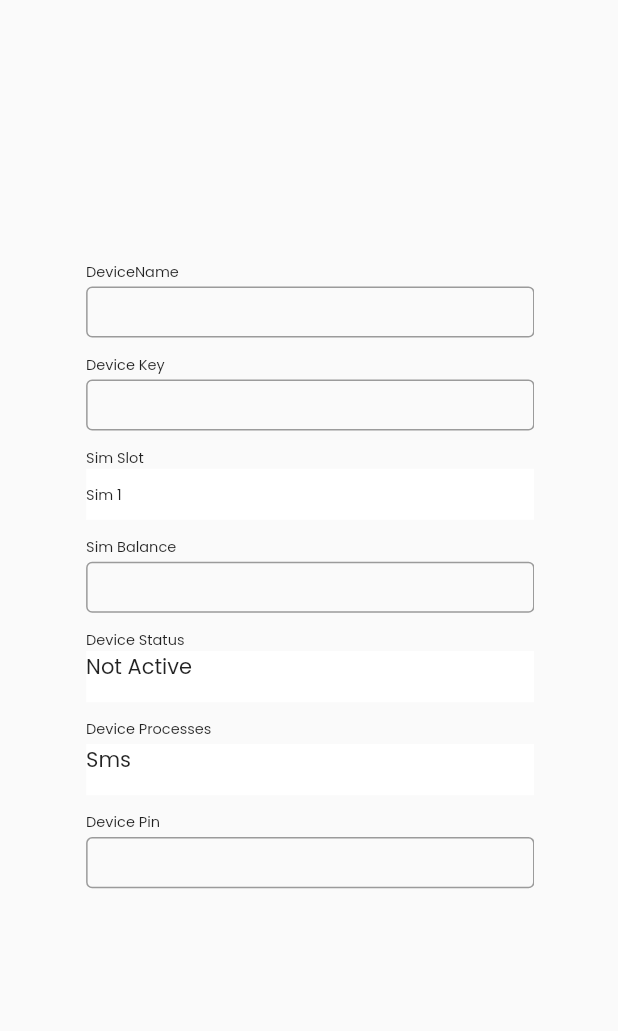
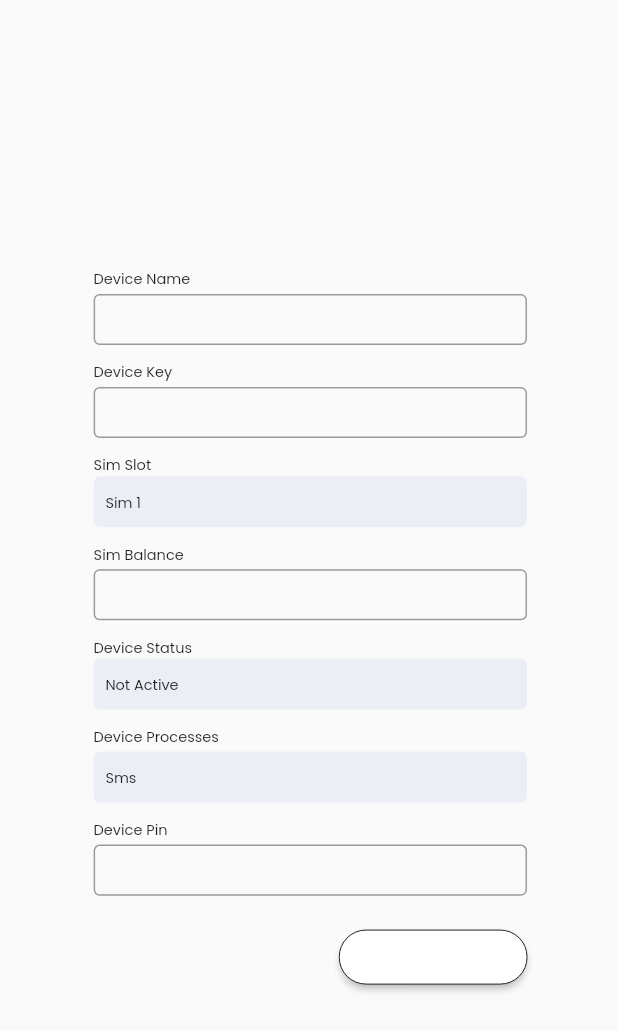
Before and after one commit to Ire-oluwa/simservers, a Flutter app: the AddNewDevices screen opened directly, on a phone screen of 412 x 824 dp. Shown: the top 1031 px of the screen. Run offline on Flutter 3.47's test engine with Material 2 defaults, Android fonts, the phone set to English and light mode, and no system bars; our stand-ins replace flutter_screenutil, font_awesome_flutter, google_fonts; missing offline and left inert: platform_device_id.

Commit message:
close and save button on add new devices

```diff
--- a/lib/screens/register_sim_service/add_new_devices.dart
+++ b/lib/screens/register_sim_service/add_new_devices.dart
@@ -1,6 +1,8 @@
 import 'package:flutter/material.dart';
 import 'package:flutter_screenutil/flutter_screenutil.dart';
+import 'package:simservers/constants/app_constants.dart';
 import 'package:simservers/utilities/custom_text_field/custom_text_form_field.dart';
+import 'package:simservers/utilities/elevated_button_style.dart';
 import 'package:simservers/widgets/custom_container/custom_container.dart';
 import 'package:simservers/widgets/custom_text.dart';
 
@@ -55,19 +57,14 @@ class _AddNewDevicesState extends State<AddNewDevices> {
   }
 }
 
-
 class AddNewDeviceColumn extends StatelessWidget {
   const AddNewDeviceColumn({
     Key? key,
-    required TextEditingController deviceNameController,
-    required TextEditingController deviceKeyController,
-    required TextEditingController simBalanceController,
-    required TextEditingController devicePinController,
-  })  : deviceNameController = deviceNameController,
-        deviceKeyController = deviceKeyController,
-        simBalanceController = simBalanceController,
-        devicePinController = devicePinController,
-        super(key: key);
+    required this.deviceNameController,
+    required this.deviceKeyController,
+    required this.simBalanceController,
+    required this.devicePinController,
+  }) : super(key: key);
 
   final TextEditingController deviceNameController;
   final TextEditingController deviceKeyController;
@@ -76,10 +73,14 @@ class AddNewDeviceColumn extends StatelessWidget {
 
   @override
   Widget build(BuildContext context) {
-    return Column(
+    return GestureDetector(
+      onTap: kUnfocus,
+      child: Padding(
+        padding: EdgeInsets.all(5.0),
+        child: Column(
           crossAxisAlignment: CrossAxisAlignment.start,
           children: [
-        CustomText(text: "DeviceName", fontSize: 10.87.sp),
+            CustomText(text: "Device Name", fontSize: 10.87.sp),
             SizedBox(height: 2.8.h),
             CustomTextFormField(
               controller: deviceNameController,
@@ -101,10 +102,13 @@ class AddNewDeviceColumn extends StatelessWidget {
             SizedBox(height: 11.77.h),
             CustomText(text: "Sim Slot", fontSize: 10.87.sp),
             CustomContainer(
+              colour: const Color(0xFFECEEF6),
               height: 38.27.h,
               width: 311.5.w,
-          containerChild: Align(
-            alignment: Alignment.centerLeft,
+              borderRadius: BorderRadius.circular(5.0.r),
+              containerChild: Padding(
+                padding:
+                    EdgeInsets.only(left: 8.15.w, top: 10.2, bottom: 12.07),
                 child: CustomText(text: "Sim 1", fontSize: 10.87.sp),
               ),
             ),
@@ -113,7 +117,8 @@ class AddNewDeviceColumn extends StatelessWidget {
             SizedBox(height: 2.8.h),
             CustomTextFormField(
               controller: simBalanceController,
-          keyboardType: const TextInputType.numberWithOptions(decimal: true),
+              keyboardType:
+                  const TextInputType.numberWithOptions(decimal: true),
               inputAction: TextInputAction.next,
               width: 311.5.w,
               height: 38.27.h,
@@ -121,19 +126,29 @@ class AddNewDeviceColumn extends StatelessWidget {
             SizedBox(height: 11.77.h),
             CustomText(text: "Device Status", fontSize: 10.87.sp),
             CustomContainer(
+              colour: const Color(0xFFECEEF6),
               height: 38.27.h,
               width: 311.5.w,
-          containerChild: const CustomText(
-            text: "Not Active",
+              borderRadius: BorderRadius.circular(5.0.r),
+              containerChild: Padding(
+                padding:
+                    EdgeInsets.only(left: 8.15.w, top: 10.2, bottom: 12.07),
+                child: CustomText(text: "Not Active", fontSize: 10.87.sp),
               ),
             ),
             SizedBox(height: 11.77.h),
             CustomText(text: "Device Processes", fontSize: 10.87.sp),
             SizedBox(height: 2.8.h),
             CustomContainer(
+              colour: const Color(0xFFECEEF6),
               height: 38.27.h,
               width: 311.5.w,
-          containerChild: const CustomText(text: "Sms"),
+              borderRadius: BorderRadius.circular(5.0.r),
+              containerChild: Padding(
+                padding:
+                    EdgeInsets.only(left: 8.15.w, top: 10.2, bottom: 12.07),
+                child: CustomText(text: "Sms", fontSize: 10.87.sp),
+              ),
             ),
             SizedBox(height: 11.77.h),
             CustomText(text: "Device Pin", fontSize: 10.87.sp),
@@ -145,7 +160,21 @@ class AddNewDeviceColumn extends StatelessWidget {
               width: 311.5.w,
               height: 38.27.h,
             ),
+            SizedBox(height: 19.02.h),
+            Row(
+              mainAxisAlignment: MainAxisAlignment.end,
+              children: [
+                CustomElevatedButton(
+                  onClick: () {},
+                  backgroundColour: kWhite,
+                  borderSideColour: kBlack,
+                  child: Text(""),
+                ),
               ],
+            ),
+          ],
+        ),
+      ),
     );
   }
 }
--- a/lib/screens/register_sim_service/register_sim_service.dart
+++ b/lib/screens/register_sim_service/register_sim_service.dart
@@ -19,7 +19,6 @@ class _RegisterSimServiceState extends State<RegisterSimService> {
   final _simBalanceController = TextEditingController();
   final _devicePinController = TextEditingController();
 
-
   @override
   Widget build(BuildContext context) {
     return DefaultTabController(
@@ -40,12 +39,10 @@ class _RegisterSimServiceState extends State<RegisterSimService> {
             colour: kBlack,
             fontWeight: FontWeight.w500,
           ),
-          bottom: _buildTabBar(context),
+          bottom: _buildTabBar(context, _deviceNameController, _deviceKeyController, _simBalanceController, _devicePinController),
           centerTitle: true,
         ),
-        body: GestureDetector(
-          onTap: kUnfocus,
-          child: const Center(
+        body: const Center(
           child: TabBarView(
             children: [
               Center(child: Text("data")),
@@ -55,12 +52,12 @@ class _RegisterSimServiceState extends State<RegisterSimService> {
           ),
         ),
       ),
-      ),
     );
   }
 }
 
-PreferredSizeWidget _buildTabBar(BuildContext context) {
+PreferredSizeWidget _buildTabBar(BuildContext context, deviceNameController,
+    deviceKeyController, simBalanceController, devicePinController) {
   return TabBar(
     indicatorColor: Colors.transparent,
     tabs: [
@@ -75,7 +72,7 @@ PreferredSizeWidget _buildTabBar(BuildContext context) {
             context: context,
             builder: (BuildContext context) {
               return AlertDialog(
-                contentPadding: const EdgeInsets.all(10.0),
+                contentPadding: const EdgeInsets.all(20.0),
                 shape: RoundedRectangleBorder(
                   borderRadius: BorderRadius.circular(10.0.r),
                 ),
@@ -83,14 +80,18 @@ PreferredSizeWidget _buildTabBar(BuildContext context) {
                   child: SizedBox(
                     height: 575.0.w,
                     width: 354.96.w,
-                    child: AddNewDeviceColumn(deviceNameController:,),
+                    child: AddNewDeviceColumn(
+                      deviceNameController: deviceNameController,
+                      deviceKeyController: deviceKeyController,
+                      simBalanceController: simBalanceController,
+                      devicePinController: devicePinController,
+                    ),
                   ),
                 ),
               );
             },
           );
         },
-
       ),
       CustomTextButton(
         height: 40.0.h,
--- a/lib/screens/sign_up_screen/sign_up.dart
+++ b/lib/screens/sign_up_screen/sign_up.dart
@@ -130,7 +130,7 @@ class _SignUpScreenState extends State<SignUpScreen> {
                 child: Row(
                   children: [
                     SizedBox(
-                      width: 16.0.w,
+                      width: 18.0.w,
                       height: 16.0.h,
                       child: Checkbox(
                         shape: RoundedRectangleBorder(
@@ -144,7 +144,7 @@ class _SignUpScreenState extends State<SignUpScreen> {
                         },
                       ),
                     ),
-                    SizedBox(width: 24.0.w),
+                    SizedBox(width: 12.0.w),
                     Text("I agree to the ",
                         style: GoogleFonts.poppins(
                           fontSize: 14.0.sp,
--- a/lib/utilities/elevated_button_style.dart
+++ b/lib/utilities/elevated_button_style.dart
@@ -8,11 +8,15 @@ class CustomElevatedButton extends StatelessWidget {
     required this.child,
     required this.backgroundColour,
     this.elevation,
+    this.borderSideWidth,
+    this.borderSideColour,
   }) : super(key: key);
   final void Function() onClick;
   final Widget child;
   final Color backgroundColour;
   final double? elevation;
+  final double? borderSideWidth;
+  final Color? borderSideColour;
 
   @override
   Widget build(BuildContext context) {
@@ -20,6 +24,9 @@ class CustomElevatedButton extends StatelessWidget {
       width: 130.0.w,
       child: ElevatedButton(
         style: ElevatedButton.styleFrom(
+          side: BorderSide(
+              width: borderSideWidth ?? 0.0,
+              color: borderSideColour ?? const Color(0xFF000000)),
           backgroundColor: backgroundColour,
           elevation: elevation,
           shape: RoundedRectangleBorder(
--- a/lib/widgets/custom_container/custom_container.dart
+++ b/lib/widgets/custom_container/custom_container.dart
@@ -15,12 +15,14 @@ class CustomContainer extends StatelessWidget {
     this.blurRadius,
     this.padding,
     required this.containerChild,
+    this.colour,
   }) : super(key: key);
   final double height;
   final double width;
   final Gradient? gradient;
   final BorderRadiusGeometry? borderRadius;
   final Color? boxShadowColour;
+  final Color? colour;
   final double? boxShadowSpreadRadius;
   final Offset? boxShadowOffset;
   final BlurStyle? blurStyle;
@@ -35,6 +37,7 @@ class CustomContainer extends StatelessWidget {
       height: height,
       width: width,
       decoration: BoxDecoration(
+        color: colour,
         gradient: gradient,
         borderRadius: borderRadius,
         boxShadow: [
```
Also changed, not shown: 2 other files. Lines whose indentation alone changed are shown as unchanged.
